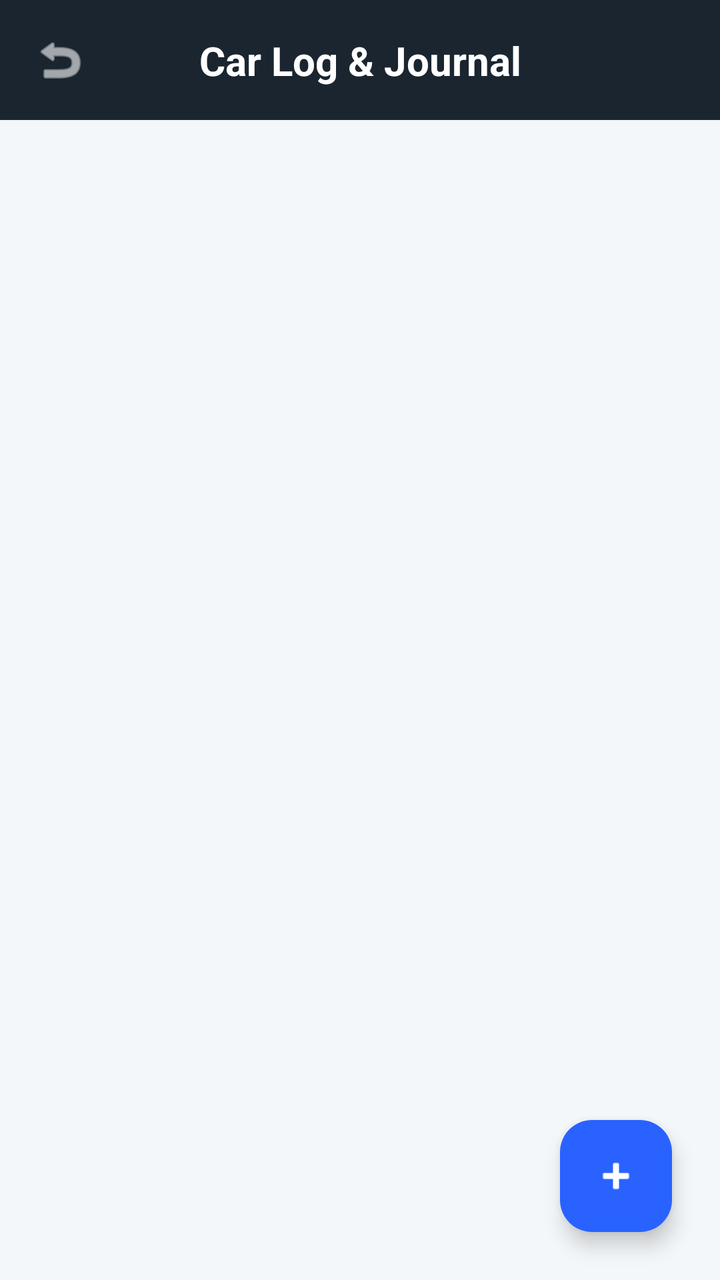
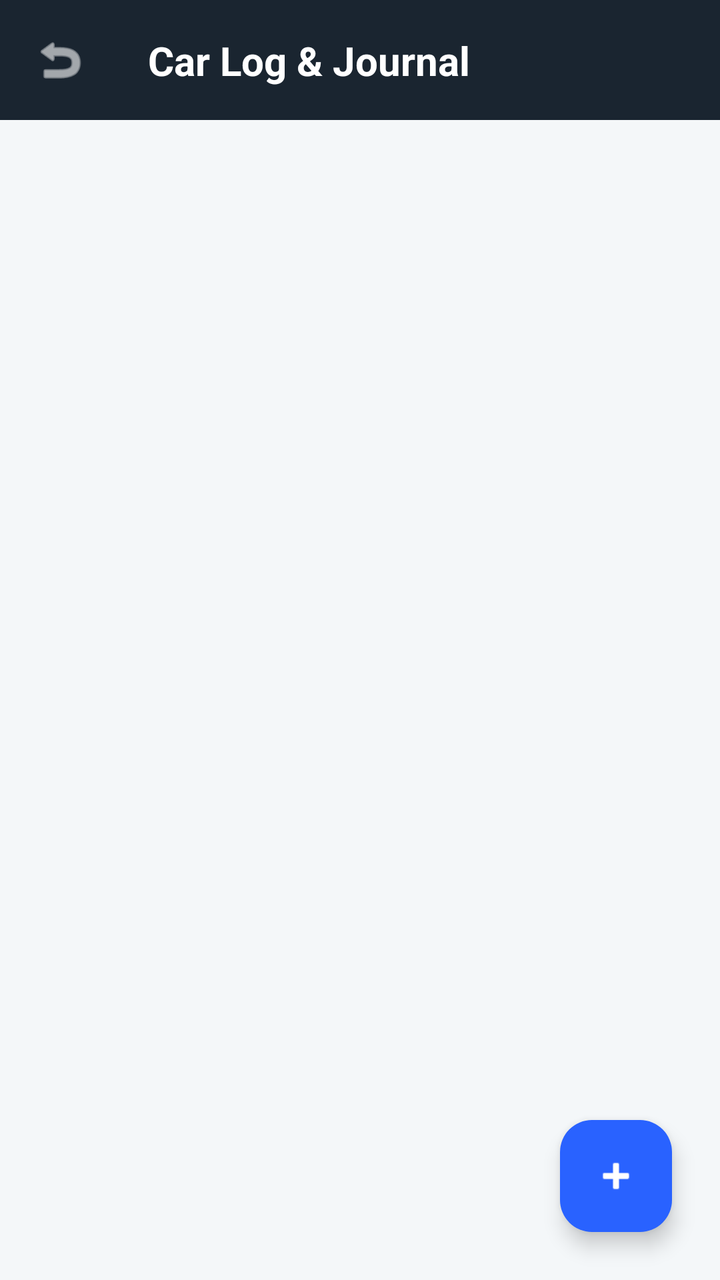

An Android layout rendered at two revisions. The XML below is the earlier revision; the diff shows what the commit changed to produce the second picture.
<!-- AndroidManifest.xml: application theme Theme.Licentatest -->
<!-- res/layout/activity_car_journal.xml -->
<?xml version="1.0" encoding="utf-8"?>
<androidx.constraintlayout.widget.ConstraintLayout
    xmlns:android="http://schemas.android.com/apk/res/android"
    xmlns:app="http://schemas.android.com/apk/res-auto"
    xmlns:tools="http://schemas.android.com/tools"
    android:layout_width="match_parent"
    android:layout_height="match_parent"
    android:background="#F4F7F9"
    android:id="@+id/main"
    tools:context=".activities.CarJournalActivity">

    <androidx.constraintlayout.widget.ConstraintLayout
        android:id="@+id/headerLayout"
        android:layout_width="match_parent"
        android:layout_height="60dp"
        android:background="#1A2530"
        app:layout_constraintTop_toTopOf="parent">

        <ImageView
            android:id="@+id/iconBack"
            android:layout_width="28dp"
            android:layout_height="28dp"
            android:layout_marginStart="16dp"
            android:src="@android:drawable/ic_menu_revert"
            app:layout_constraintBottom_toBottomOf="parent"
            app:layout_constraintStart_toStartOf="parent"
            app:layout_constraintTop_toTopOf="parent"
            app:tint="@color/white" />

        <TextView
            android:id="@+id/tvJournalTitle"
            android:layout_width="wrap_content"
            android:layout_height="wrap_content"
            android:text="Car Log &amp; Journal"
            android:textColor="@color/white"
            android:textSize="20sp"
            android:textStyle="bold"
            app:layout_constraintBottom_toBottomOf="parent"
            app:layout_constraintEnd_toEndOf="parent"
            app:layout_constraintStart_toStartOf="parent"
            app:layout_constraintTop_toTopOf="parent" />
    </androidx.constraintlayout.widget.ConstraintLayout>

    <androidx.recyclerview.widget.RecyclerView
        android:id="@+id/recyclerJournal"
        android:layout_width="match_parent"
        android:layout_height="0dp"
        android:padding="16dp"
        android:clipToPadding="false"
        app:layout_constraintBottom_toBottomOf="parent"
        app:layout_constraintTop_toBottomOf="@id/headerLayout" />

    <com.google.android.material.floatingactionbutton.FloatingActionButton
        android:id="@+id/fabAddLog"
        android:layout_width="wrap_content"
        android:layout_height="wrap_content"
        android:layout_margin="24dp"
        android:backgroundTint="#2962FF"
        android:src="@android:drawable/ic_input_add"
        app:tint="@color/white"
        app:layout_constraintBottom_toBottomOf="parent"
        app:layout_constraintEnd_toEndOf="parent" />

</androidx.constraintlayout.widget.ConstraintLayout>
<!-- resources referenced by this layout -->
<resources>
  <color name="white">#FFFFFF</color>
  <style name="Theme.Licentatest" parent="Base.Theme.Licentatest" />
  <style name="Base.Theme.Licentatest" parent="Theme.Material3.DayNight.NoActionBar">
          
          
      </style>
</resources>

<!-- the commit's change to res/layout/activity_car_journal.xml (unified diff, before → after) -->
@@ -29,16 +29,19 @@
 
         <TextView
             android:id="@+id/tvJournalTitle"
-            android:layout_width="wrap_content"
+            android:layout_width="0dp"
             android:layout_height="wrap_content"
             android:text="Car Log &amp; Journal"
             android:textColor="@color/white"
             android:textSize="20sp"
             android:textStyle="bold"
-            app:layout_constraintBottom_toBottomOf="parent"
+            android:maxLines="1"
+            android:ellipsize="end"
+            app:layout_constraintStart_toEndOf="@+id/iconBack"
             app:layout_constraintEnd_toEndOf="parent"
-            app:layout_constraintStart_toStartOf="parent"
-            app:layout_constraintTop_toTopOf="parent" />
+            app:layout_constraintTop_toTopOf="@+id/iconBack"
+            app:layout_constraintBottom_toBottomOf="@+id/iconBack"
+            android:layout_marginStart="30dp"/>
     </androidx.constraintlayout.widget.ConstraintLayout>
 
     <androidx.recyclerview.widget.RecyclerView
